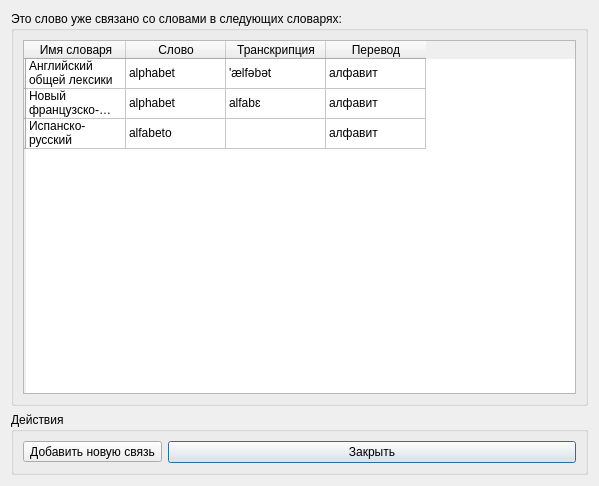
Old version of the form etimologywindow.ui in the repository al-indigo/Dialeqt.
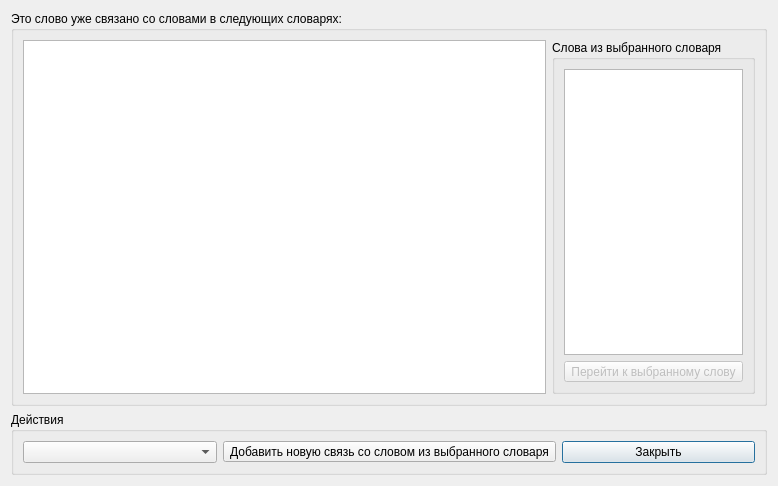
New version of the form.

```diff
--- a/etimologywindow.ui
+++ b/etimologywindow.ui
@@ -6,7 +6,7 @@
    <rect>
     <x>0</x>
     <y>0</y>
-    <width>599</width>
+    <width>778</width>
     <height>486</height>
    </rect>
   </property>
@@ -21,97 +21,41 @@
      </property>
      <layout class="QHBoxLayout" name="horizontalLayout_2">
       <item>
-       <widget class="QTableWidget" name="tableWidget">
-        <row>
-         <property name="text">
-          <string/>
-         </property>
-        </row>
-        <row>
-         <property name="text">
-          <string/>
-         </property>
-        </row>
-        <row>
-         <property name="text">
-          <string/>
-         </property>
-        </row>
-        <column>
-         <property name="text">
-          <string>Имя словаря</string>
-         </property>
-        </column>
-        <column>
-         <property name="text">
-          <string>Слово</string>
-         </property>
-        </column>
-        <column>
-         <property name="text">
-          <string>Транскрипция</string>
-         </property>
-        </column>
-        <column>
-         <property name="text">
-          <string>Перевод</string>
-         </property>
-        </column>
-        <item row="0" column="0">
-         <property name="text">
-          <string>Английский общей лексики</string>
-         </property>
-        </item>
-        <item row="0" column="1">
-         <property name="text">
-          <string>alphabet</string>
-         </property>
-        </item>
-        <item row="0" column="2">
-         <property name="text">
-          <string>'ælfəbət</string>
-         </property>
-        </item>
-        <item row="0" column="3">
-         <property name="text">
-          <string>алфавит</string>
-         </property>
-        </item>
-        <item row="1" column="0">
-         <property name="text">
-          <string>Новый французско-русский</string>
-         </property>
-        </item>
-        <item row="1" column="1">
-         <property name="text">
-          <string>alphabet </string>
-         </property>
-        </item>
-        <item row="1" column="2">
-         <property name="text">
-          <string>alfabɛ</string>
-         </property>
-        </item>
-        <item row="1" column="3">
-         <property name="text">
-          <string>алфавит</string>
-         </property>
-        </item>
-        <item row="2" column="0">
-         <property name="text">
-          <string>Испанско-русский</string>
-         </property>
-        </item>
-        <item row="2" column="1">
-         <property name="text">
-          <string>alfabeto </string>
-         </property>
-        </item>
-        <item row="2" column="3">
-         <property name="text">
-          <string>алфавит</string>
-         </property>
-        </item>
+       <widget class="QTreeView" name="treeView"/>
+      </item>
+      <item>
+       <widget class="QGroupBox" name="groupBox_3">
+        <property name="sizePolicy">
+         <sizepolicy hsizetype="Fixed" vsizetype="Preferred">
+          <horstretch>0</horstretch>
+          <verstretch>0</verstretch>
+         </sizepolicy>
+        </property>
+        <property name="title">
+         <string>Слова из выбранного словаря</string>
+        </property>
+        <layout class="QVBoxLayout" name="verticalLayout_2">
+         <item>
+          <widget class="QListView" name="listView">
+           <property name="sizePolicy">
+            <sizepolicy hsizetype="Ignored" vsizetype="Expanding">
+             <horstretch>0</horstretch>
+             <verstretch>0</verstretch>
+            </sizepolicy>
+           </property>
+          </widget>
+         </item>
+         <item>
+          <widget class="QToolButton" name="toolButton">
+           <property name="enabled">
+            <bool>false</bool>
+           </property>
+           <property name="text">
+            <string>Перейти к выбранному слову</string>
+           </property>
+          </widget>
+         </item>
+        </layout>
        </widget>
       </item>
      </layout>
@@ -136,9 +80,12 @@
      </property>
      <layout class="QHBoxLayout" name="horizontalLayout">
       <item>
-       <widget class="QToolButton" name="toolButton">
+       <widget class="QComboBox" name="dictsDropdown"/>
+      </item>
+      <item>
+       <widget class="QToolButton" name="addConnectionButton">
         <property name="text">
-         <string>Добавить новую связь</string>
+         <string>Добавить новую связь со словом из выбранного словаря</string>
         </property>
        </widget>
       </item>
```
Left out of the diff: 4 changed lines with no effect on the pictures.
